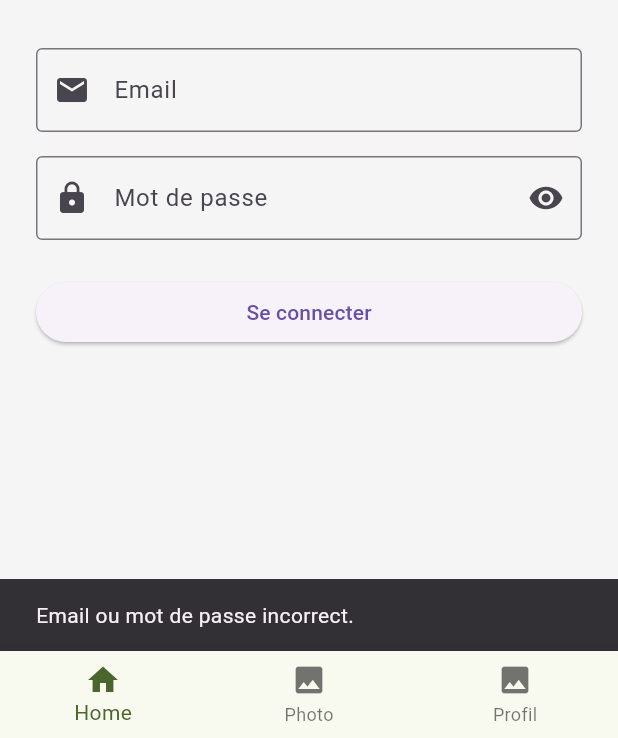
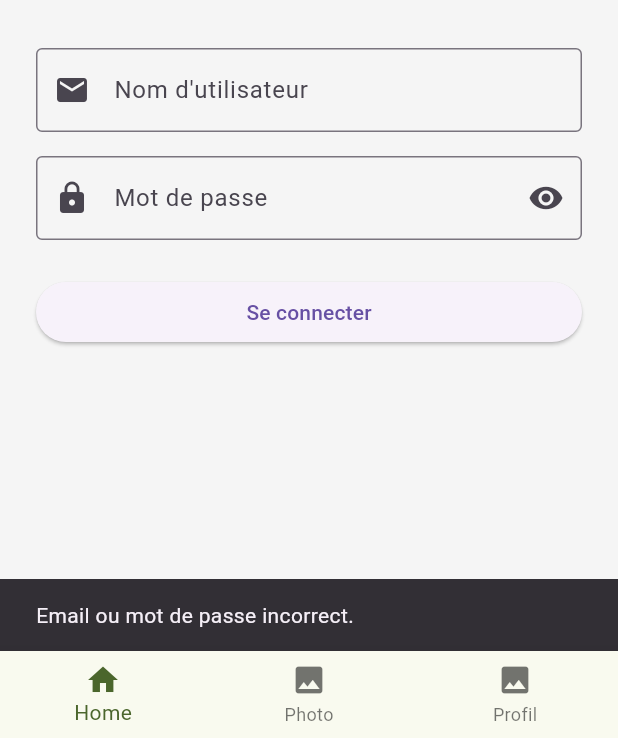
Before and after one commit to 5gtP3pp3r/IVT_Fish_APP_Project_Flutter_Dart, a Flutter app: the screen it shows after launch, after a tap on "Se connecter", on a phone screen of 412 x 824 dp, the part 498-1236 px from its top. Run offline on Flutter 3.47's test engine with Material 3 defaults, Android fonts, the phone set to English and light mode, and no system bars.

Commit message:
Update login_page.dart

```diff
--- a/fish_app/lib/login_page.dart
+++ b/fish_app/lib/login_page.dart
@@ -13,11 +13,11 @@ class _LoginPageState extends State<LoginPage> {
   bool _obscurePassword = true;
 
   void _login() {
-    String email = _emailController.text.trim();
+    String username = _emailController.text.trim();
     String password = _passwordController.text;
 
 
-    if (email == 'admin@example.com' && password == '123456') {
+    if (username == 'admin' && password == 'admin') {
 
       ScaffoldMessenger.of(context).showSnackBar(
         const SnackBar(content: Text('Connexion réussie !')),
@@ -51,7 +51,7 @@ class _LoginPageState extends State<LoginPage> {
                 TextField(
                   controller: _emailController,
                   decoration: const InputDecoration(
-                    labelText: 'Email',
+                    labelText: 'Nom d\'utilisateur',
                     border: OutlineInputBorder(),
                     prefixIcon: Icon(Icons.email),
                   ),
```
